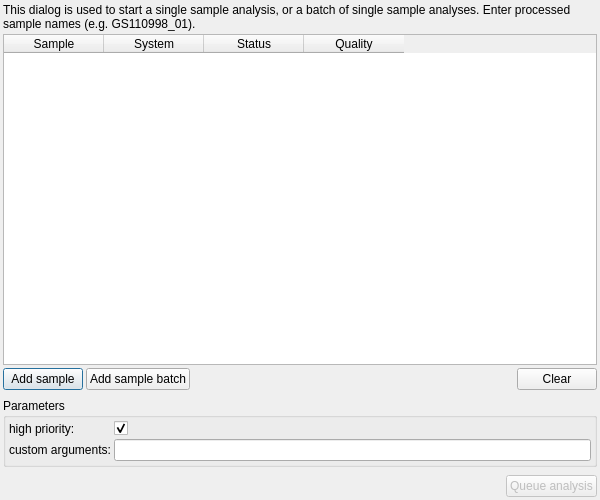
The window that src/GSvar/SingleSampleAnalysisDialog.ui (imgag/ngs-bits) describes before a commit, drawn with Qt 5.
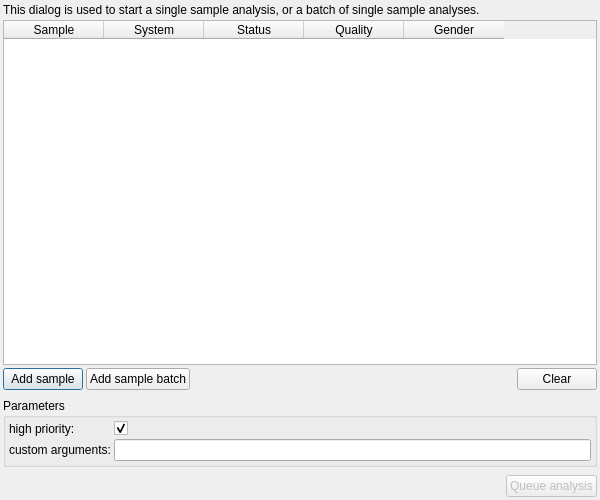
The same window after the commit. Icons and pictures are not drawn.

Commit message: GSvar: Added somatic analysis dialog and minor other changes.

The edit to the form file:
```diff
--- a/src/GSvar/SingleSampleAnalysisDialog.ui
+++ b/src/GSvar/SingleSampleAnalysisDialog.ui
@@ -38,7 +38,7 @@
    <item>
     <widget class="QLabel" name="label_7">
      <property name="text">
-      <string>&lt;html&gt;&lt;head/&gt;&lt;body&gt;&lt;p&gt;This dialog is used to start a single sample analysis, or a batch of single sample analyses. Enter processed sample names (e.g. GS110998_01).&lt;/p&gt;&lt;/body&gt;&lt;/html&gt;</string>
+      <string>&lt;html&gt;&lt;head/&gt;&lt;body&gt;&lt;p&gt;This dialog is used to start a single sample analysis, or a batch of single sample analyses.&lt;/p&gt;&lt;/body&gt;&lt;/html&gt;</string>
      </property>
      <property name="alignment">
       <set>Qt::AlignBottom|Qt::AlignLeading|Qt::AlignLeft</set>
@@ -70,6 +70,11 @@
        <string>Quality</string>
       </property>
      </column>
+     <column>
+      <property name="text">
+       <string>Gender</string>
+      </property>
+     </column>
     </widget>
    </item>
    <item>
```
The commit also changes 18 other files.
